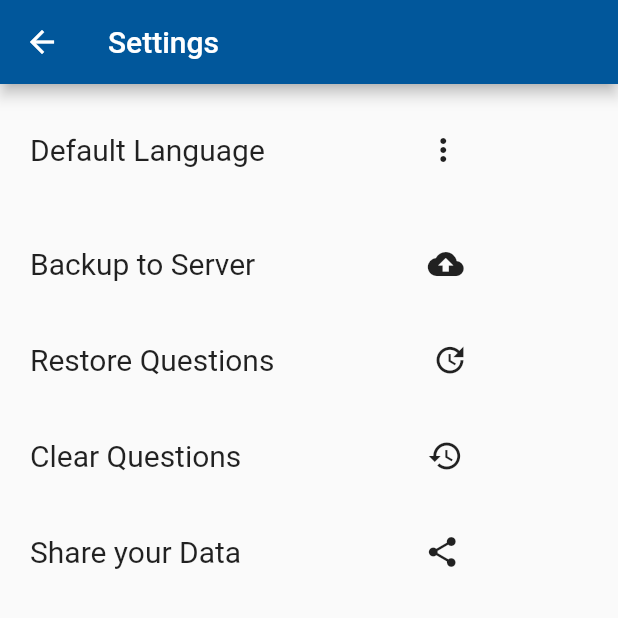
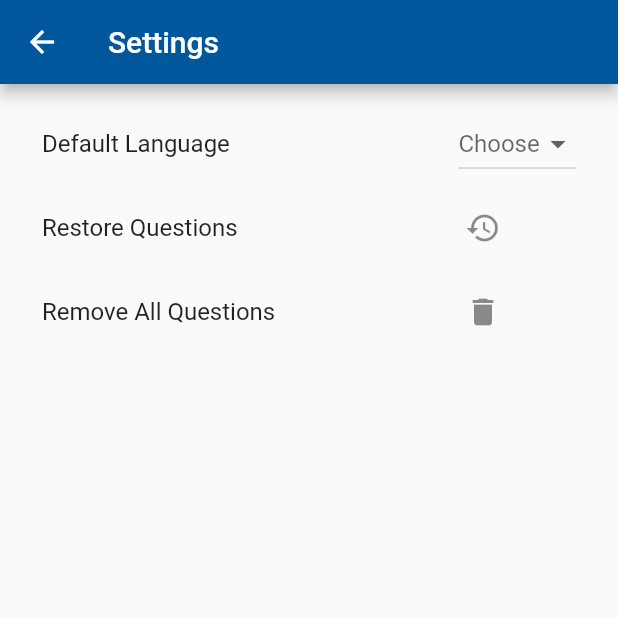
Before and after one commit to chetan2469/ccc_practice, a Flutter app: the Setting screen opened directly with empty values, on a phone screen of 412 x 824 dp, the top half of it. Run offline on Flutter 3.47's test engine with Material 2 defaults, Android fonts, the phone set to English and light mode, and no system bars; our stand-ins replace charts_flutter, connectivity, firebase_auth, firebase_database, google_sign_in, shared_preferences and 1 more; accounts and stored records are empty.

Commit message:
before flutter on mac embeded

```diff
--- a/lib/FullResult.dart
+++ b/lib/FullResult.dart
@@ -8,7 +8,6 @@ class FullResult extends StatefulWidget {
 
   @override
   State<StatefulWidget> createState() {
-    // TODO: implement createState
     return _FullResult();
   }
 }
--- a/lib/manageQuestions/AddQuestion.dart
+++ b/lib/manageQuestions/AddQuestion.dart
@@ -285,7 +285,7 @@ class _AddQuestion extends State<AddQuestion> {
 
     //add to products List for virtual
     Question q = new Question(
-        id:id as int,
+        id:id,
         question:questionController.text,
         op1:op1Controller.text,
         op2:op2Controller.text,
--- a/lib/setting.dart
+++ b/lib/setting.dart
@@ -7,7 +7,8 @@ class Setting extends StatefulWidget {
   final Function sendToFirebase;
   final Function fetchData;
   final Function clearQuestionList;
-  Setting(this.sendToFirebase, this.fetchData,this.clearQuestionList);
+
+  Setting(this.sendToFirebase, this.fetchData, this.clearQuestionList);
 
   @override
   State<StatefulWidget> createState() {
@@ -17,18 +18,55 @@ class Setting extends StatefulWidget {
 
 class _Setting extends State<Setting> {
   Data d = new Data();
+  SharedPreferences sp;
+
+  static const menuItems = <String>[
+    'English',
+    'Hindi',
+    'Marathi',
+  ];
+
+  @override
+  void initState() {
+    // TODO: implement initState
+    super.initState();
+    sharedPref();
+  }
+
+  String language;
+  void sharedPref() async {
+    sp = await SharedPreferences.getInstance();
+    language = sp.getString('language');
+    print(language + "________________________________________________");
+  }
+
+  final List<DropdownMenuItem<String>> _dropDownMenuItems = menuItems
+      .map(
+        (String value) => DropdownMenuItem<String>(
+              value: value,
+              child: Text(value),
+            ),
+      )
+      .toList();
+
+  void setLanguage(String lang) {
+    setState(() {
+      sp.setString('language', lang);
+    });
+    print("==================${lang}=========================");
+  }
+
   Widget _languagePopup() => PopupMenuButton<int>(
         itemBuilder: (context) => [
               PopupMenuItem(
                 value: 1,
                 child: GestureDetector(
                   onTap: () {
-                    print("English");
+                    print("==================English=========================");
                     Navigator.pop(context);
                     setState(() {
-                      d.setLanguage("English");
+                      setLanguage("English");
                     });
-                     widget.fetchData();
                   },
                   child: Text("English"),
                 ),
@@ -37,28 +75,26 @@ class _Setting extends State<Setting> {
                 value: 2,
                 child: GestureDetector(
                   onTap: () {
-                    print("Hindi");
+                    print("==================Marathi=========================");
                     Navigator.pop(context);
                     setState(() {
-                   //   d.setLanguage("Hindi");
+                      setLanguage("Marathi");
                     });
-                     widget.fetchData();
                   },
-                  child: Text("Hindi"),
+                  child: Text("Marathi"),
                 ),
               ),
               PopupMenuItem(
                 value: 3,
                 child: GestureDetector(
                   onTap: () {
-                    print("Marathi");
+                    print("==================Hindi=========================");
                     Navigator.pop(context);
                     setState(() {
-                    //  d.setLanguage("Marathi");
+                      setLanguage("Hindi");
                     });
-                     widget.fetchData();
                   },
-                  child: Text("Marathi"),
+                  child: Text("Hindi"),
                 ),
               )
             ],
@@ -70,120 +106,55 @@ class _Setting extends State<Setting> {
       appBar: AppBar(
         title: Text("Settings"),
       ),
-      body: ListView(
-        children: <Widget>[
-          Container(
-            margin: EdgeInsets.symmetric(vertical: 15, horizontal: 5),
-            padding: EdgeInsets.symmetric(vertical: 5, horizontal: 15),
-            child: Row(
-              children: <Widget>[
-                Text(
-                  "Default Language",
-                  style: TextStyle(fontSize: 20),
-                ),
-                SizedBox(
-                  width: 95,
-                ),
-                _languagePopup()
-              ],
-            ),
-          ),
-          GestureDetector(
-            onTap: () async {
-              SharedPreferences sp = await SharedPreferences.getInstance();
-              widget.sendToFirebase(sp.getString('uname'));
-
-              showInSnackBar("thanks for Community...");
-            },
-            child: Container(
-              margin: EdgeInsets.symmetric(vertical: 15, horizontal: 5),
-              padding: EdgeInsets.symmetric(vertical: 5, horizontal: 15),
-              child: Row(
-                children: <Widget>[
-                  Text(
-                    "Backup to Server",
-                    style: TextStyle(fontSize: 20),
-                  ),
-                  SizedBox(
-                    width: 115,
-                  ),
-                  Icon(Icons.backup)
-                ],
+      body: Padding(
+        padding: const EdgeInsets.all(12.0),
+        child: ListView(
+          children: <Widget>[
+            ListTile(
+              title: Text('Default Language'),
+              trailing: DropdownButton(
+                value: language,
+                hint: Text('Choose'),
+                onChanged: ((String newValue) {
+                  setState(() {
+                    language = newValue;
+                    setLanguage(newValue);
+                  });
+                }),
+                items: _dropDownMenuItems,
               ),
             ),
-          ),
-           GestureDetector(
-            onTap: () async {
-              SharedPreferences sp = await SharedPreferences.getInstance();
-              widget.fetchData();
-              showInSnackBar("data is fetching from server...");
-            },
-            child: Container(
-              margin: EdgeInsets.symmetric(vertical: 15, horizontal: 5),
-              padding: EdgeInsets.symmetric(vertical: 5, horizontal: 15),
-              child: Row(
-                children: <Widget>[
-                  Text(
-                    "Restore Questions",
-                    style: TextStyle(fontSize: 20),
-                  ),
-                  SizedBox(
-                    width: 105,
-                  ),
-                  Icon(Icons.update)
-                ],
+            ListTile(
+              title: Text('Restore Questions'),
+              trailing: Container(
+                margin: EdgeInsets.only(right: 50),
+                child: GestureDetector(
+                  onTap: () async {
+                    final dbHelper = DatabaseHelper.instance;
+                    dbHelper.deleteAll();
+                    widget.fetchData();
+                  },
+                  child: Icon(Icons.restore),
+                ),
               ),
             ),
-          ),
-          GestureDetector(
-            onTap: () async {
-              SharedPreferences sp = await SharedPreferences.getInstance();
-             final dbHelper = DatabaseHelper.instance;
-            dbHelper.deleteAll();
-            widget.clearQuestionList();
-              showInSnackBar("data is fetching from server...");
-            },
-            child: Container(
-              margin: EdgeInsets.symmetric(vertical: 15, horizontal: 5),
-              padding: EdgeInsets.symmetric(vertical: 5, horizontal: 15),
-              child: Row(
-                children: <Widget>[
-                  Text(
-                    "Clear Questions",
-                    style: TextStyle(fontSize: 20),
-                  ),
-                  SizedBox(
-                    width: 124,
-                  ),
-                  Icon(Icons.restore)
-                ],
+            ListTile(
+              title: Text('Remove All Questions'),
+              trailing: Container(
+                margin: EdgeInsets.only(right: 50),
+                child: GestureDetector(
+                  onTap: () async {
+                    final dbHelper = DatabaseHelper.instance;
+                    dbHelper.deleteAll();
+                    widget.clearQuestionList();
+                  },
+                  child: Icon(Icons.delete),
+                ),
               ),
             ),
-          ),
-          Container(
-            margin: EdgeInsets.symmetric(vertical: 15, horizontal: 5),
-            padding: EdgeInsets.symmetric(vertical: 5, horizontal: 15),
-            child: Row(
-              children: <Widget>[
-                Text(
-                  "Share your Data",
-                  style: TextStyle(fontSize: 20),
-                ),
-                SizedBox(
-                  width: 122,
-                ),
-                Icon(Icons.share)
-              ],
-            ),
-          )
-        ],
+          ],
+        ),
       ),
     );
   }
-
-  void showInSnackBar(String value) {
-    Scaffold.of(context).showSnackBar(new SnackBar(
-        content: new Text(value)
-    ));
-  }
 }
--- a/lib/staticData/Data.dart
+++ b/lib/staticData/Data.dart
@@ -18,8 +18,4 @@ class Data {
     return spref.setString('language', uname);
   }
 
-  Future<String> getLanguage() async {
-    spref = await SharedPreferences.getInstance();
-    return spref.getString('language');
-  }
 }
```
Also changed, not shown: lib/bottomNavBar.dart (+30 -5 lines), lib/dashboard.dart (+12 -3 lines), lib/db/DatabaseHelper.dart (+8 -4 lines), lib/exam.dart (+5 -4 lines), lib/homePage.dart (+20 -79 lines), lib/main.dart (+16 -65 lines).
